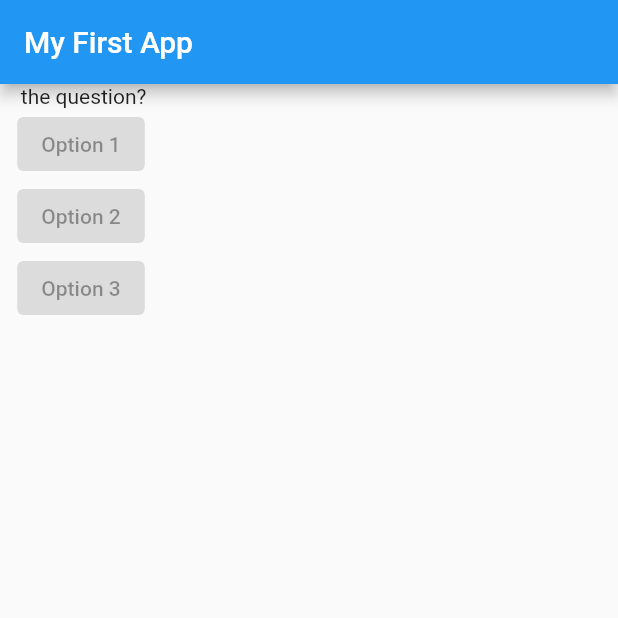
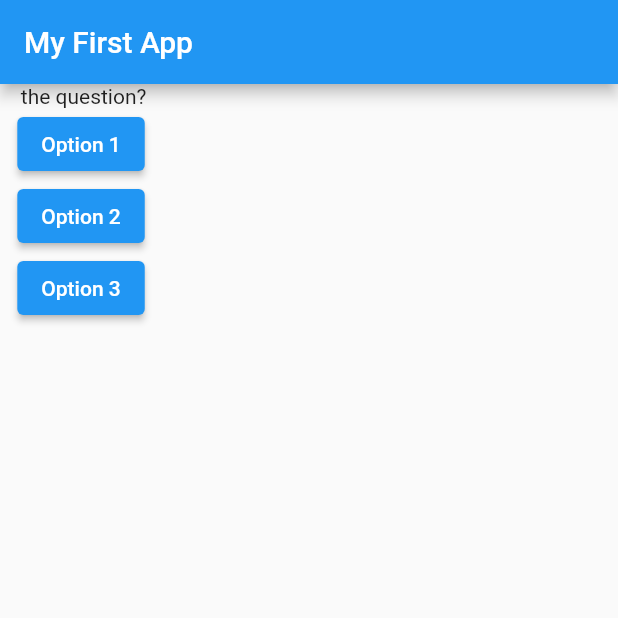
Before and after one commit to samridhav14/quizapp, a Flutter app: the screen it shows after launch, on a phone screen of 412 x 824 dp, the top half of it. Run offline on Flutter 3.47's test engine with Material 2 defaults, Android fonts, the phone set to English and light mode, and no system bars.

Commit message:
funtion by refrence and const keyword added

```diff
--- a/lib/main.dart
+++ b/lib/main.dart
@@ -9,26 +9,29 @@ class MyApp extends StatelessWidget {
   @override //its a decorator its there to make code cleaner here over
   // ride basically means we delibrately over riding build
   Widget build(BuildContext context) {
+    void ansquestion(){
+       print('question answered');
+    }
     return MaterialApp(
       home: Scaffold(
         // scaffold is given by flutter which helps us to include other widgets to get a basic structure
-        appBar: AppBar(title: Text('My First App')),
+        appBar: AppBar(title: const Text('My First App')),
         /* the problem with body is it cant have multiple widgets in it there for instead of multiple text we will use a column widget which will contain a list of widgets*/
         // body: Text('this is my default setup')),
         body: Column(
           children: [
-            Text('    the question?   '),
+            const Text('    the question?   '),
             ElevatedButton(
-              onPressed: null,
-              child: Text('Option 1'),
+              onPressed: ansquestion, // here we are passing refrence istead of function so that it get executed when button is pressed
+              child: const Text('Option 1'),
             ),
             ElevatedButton(
-              onPressed: null,
-              child: Text('Option 2'),
+              onPressed: ansquestion,
+              child:const Text('Option 2'),
             ),
             ElevatedButton(
-              onPressed: null,
-              child: Text('Option 3'),
+              onPressed: ansquestion,
+              child:const Text('Option 3'),
             ),
           ],
         ),
```
